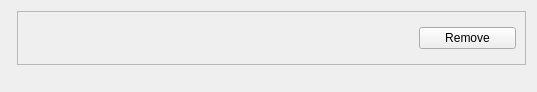
This is dashboardcard.ui in Specter-13/icp-mqtt-project as Qt 5 draws it before an edit. The edited form follows.
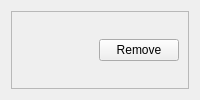
This is the edited form.

Diff of the .ui file:
```diff
--- a/dashboardcard.ui
+++ b/dashboardcard.ui
@@ -2,19 +2,11 @@
 <ui version="4.0">
  <class>DashboardCard</class>
  <widget class="QWidget" name="DashboardCard">
-  <property name="geometry">
-   <rect>
-    <x>0</x>
-    <y>0</y>
-    <width>537</width>
-    <height>92</height>
-   </rect>
-  </property>
   <property name="windowTitle">
    <string>Form</string>
   </property>
-  <layout class="QFormLayout" name="formLayout">
-   <item row="0" column="1">
+  <layout class="QVBoxLayout" name="verticalLayout_2">
+   <item>
     <widget class="QFrame" name="frame">
      <property name="sizePolicy">
       <sizepolicy hsizetype="Preferred" vsizetype="Preferred">
@@ -28,11 +20,23 @@
      <property name="frameShadow">
       <enum>QFrame::Raised</enum>
      </property>
-     <layout class="QGridLayout" name="gridLayout" columnstretch="4,1">
-      <item row="0" column="0">
-       <layout class="QVBoxLayout" name="verticalLayout" stretch="0,0">
+     <layout class="QVBoxLayout" name="verticalLayout" stretch="0">
+      <item>
+       <layout class="QHBoxLayout" name="horizontalLayout" stretch="6,0,1">
+        <item>
+         <layout class="QVBoxLayout" name="verticalLayout_3" stretch="0,0">
+          <property name="rightMargin">
+           <number>0</number>
+          </property>
         <item>
          <widget class="QLabel" name="label">
+            <property name="text">
+             <string/>
+            </property>
+           </widget>
+          </item>
+          <item>
+           <widget class="QLabel" name="dataLabel">
           <property name="sizePolicy">
            <sizepolicy hsizetype="Preferred" vsizetype="Preferred">
             <horstretch>0</horstretch>
@@ -44,16 +48,22 @@
           </property>
          </widget>
         </item>
-        <item>
-         <widget class="QLabel" name="label_2">
-          <property name="text">
-           <string/>
-          </property>
-         </widget>
-        </item>
-       </layout>
-      </item>
-      <item row="0" column="1">
+         </layout>
+        </item>
+        <item>
+         <spacer name="horizontalSpacer">
+          <property name="orientation">
+           <enum>Qt::Horizontal</enum>
+          </property>
+          <property name="sizeHint" stdset="0">
+           <size>
+            <width>40</width>
+            <height>20</height>
+           </size>
+          </property>
+         </spacer>
+        </item>
+        <item>
        <widget class="QPushButton" name="removeButton">
         <property name="sizePolicy">
          <sizepolicy hsizetype="Minimum" vsizetype="Fixed">
@@ -65,6 +75,8 @@
          <string>Remove</string>
         </property>
        </widget>
+        </item>
+       </layout>
       </item>
      </layout>
     </widget>
```
Lines whose indentation alone changed are shown as unchanged.
